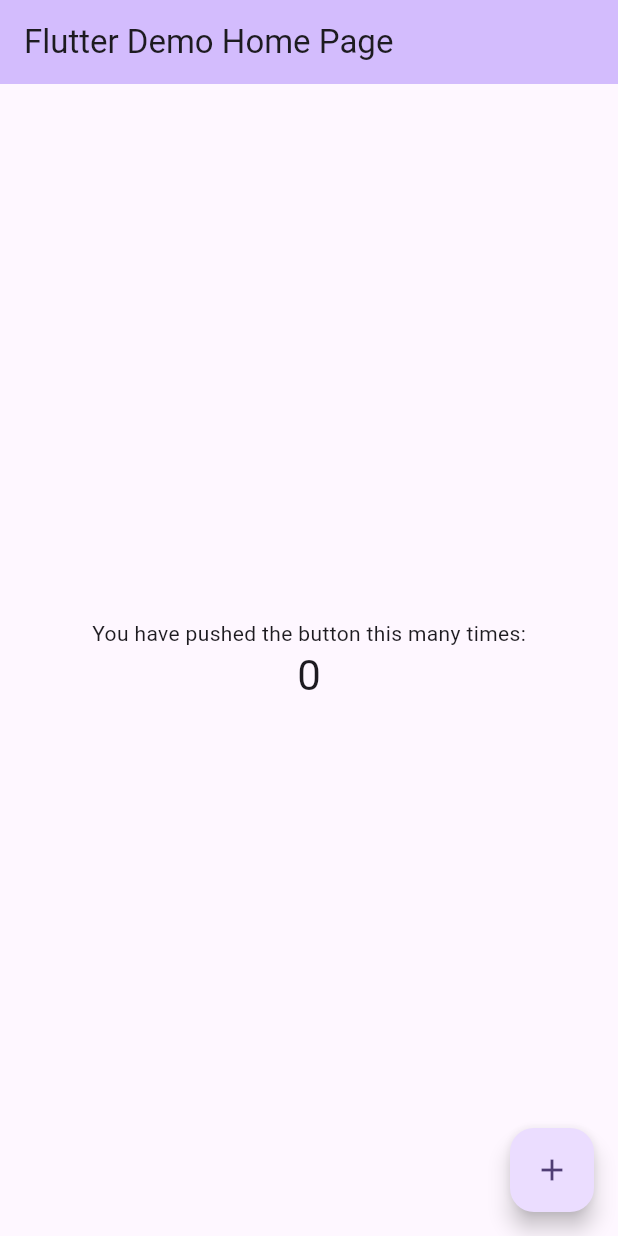
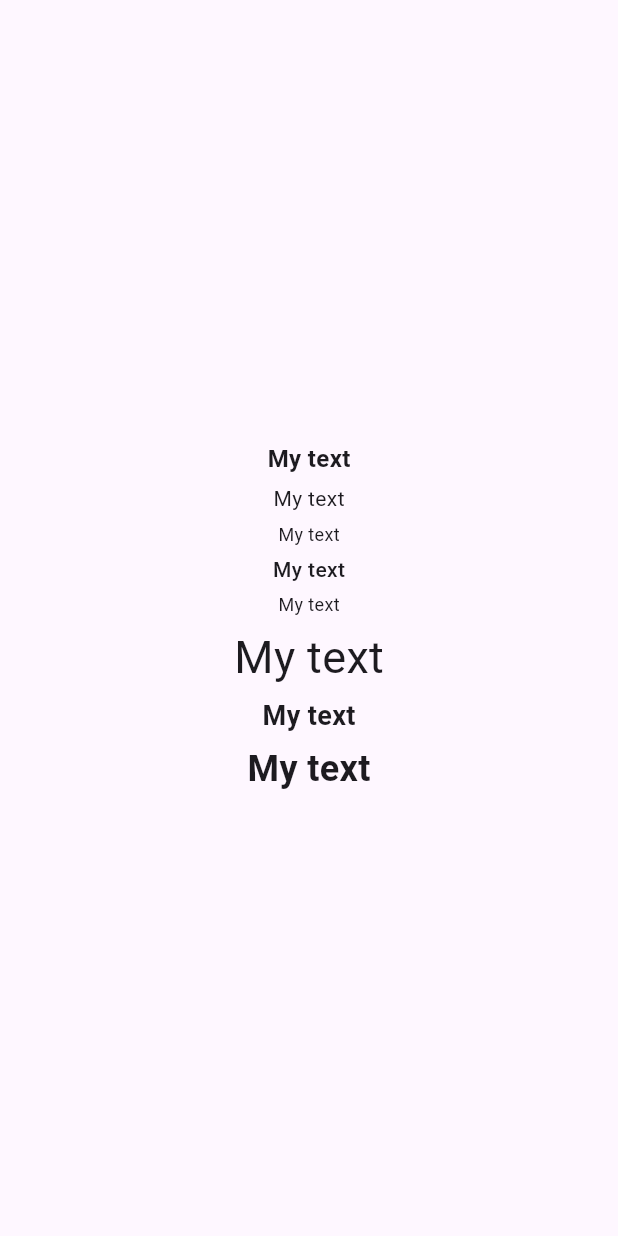
Before and after one commit to patrickmasry195/ibsra_mobile_application, a Flutter app: the screen it shows after launch, on a phone screen of 412 x 824 dp. Run offline on Flutter 3.47's test engine with Material 3 defaults, Android fonts, the phone set to English and light mode, and no system bars; our stand-ins replace google_fonts; Roboto replaces fonts that are missing (Aleo).

```diff
--- /dev/null
+++ b/lib/core/utils/styles.dart
@@ -0,0 +1,50 @@
+import 'package:flutter/material.dart';
+
+abstract class Styles {
+  // Titles / Headers (Login, Register, Section Headers)
+  static const titleStyle24 = TextStyle(
+    fontSize: 24,
+    fontWeight: FontWeight.w700, // Bold
+  );
+
+  static const titleStyle18 = TextStyle(
+    fontSize: 18,
+    fontWeight: FontWeight.w600, // Semi-Bold
+  );
+
+  // Form Labels / Input Placeholder
+  static const labelStyle14 = TextStyle(
+    fontSize: 14,
+    fontWeight: FontWeight.w400, // Regular
+  );
+
+  // Button Text
+  static const buttonStyle16 = TextStyle(
+    fontSize: 16,
+    fontWeight: FontWeight.w600, // Semi-Bold
+  );
+
+  // Link Text (Forgot Password, Already have account)
+  static const linkStyle12 = TextStyle(
+    fontSize: 12,
+    fontWeight: FontWeight.w400, // Regular
+  );
+
+  // Course Title / List Item Titles
+  static const listItemStyle14 = TextStyle(
+    fontSize: 14,
+    fontWeight: FontWeight.w500, // Medium
+  );
+
+  // Course Details (Dates, Minor Text)
+  static const smallTextStyle12 = TextStyle(
+    fontSize: 12,
+    fontWeight: FontWeight.w400, // Regular
+  );
+
+  // Special Title
+  static const specialTitle30 = TextStyle(
+    fontSize: 30,
+    fontWeight: FontWeight.w400,
+  );
+}
--- a/lib/main.dart
+++ b/lib/main.dart
@@ -1,4 +1,6 @@
 import 'package:flutter/material.dart';
+import 'package:google_fonts/google_fonts.dart';
+import 'package:ibsra_mobile_application/try_fonts.dart';
 
 void main() {
   runApp(const MyApp());
@@ -7,116 +9,11 @@ void main() {
 class MyApp extends StatelessWidget {
   const MyApp({super.key});
 
-  // This widget is the root of your application.
   @override
   Widget build(BuildContext context) {
     return MaterialApp(
-      title: 'Flutter Demo',
-      theme: ThemeData(
-        // This is the theme of your application.
-        //
-        // TRY THIS: Try running your application with "flutter run". You'll see
-        // the application has a purple toolbar. Then, without quitting the app,
-        // try changing the seedColor in the colorScheme below to Colors.green
-        // and then invoke "hot reload" (save your changes or press the "hot
-        // reload" button in a Flutter-supported IDE, or press "r" if you used
-        // the command line to start the app).
-        //
-        // Notice that the counter didn't reset back to zero; the application
-        // state is not lost during the reload. To reset the state, use hot
-        // restart instead.
-        //
-        // This works for code too, not just values: Most code changes can be
-        // tested with just a hot reload.
-        colorScheme: ColorScheme.fromSeed(seedColor: Colors.deepPurple),
-      ),
-      home: const MyHomePage(title: 'Flutter Demo Home Page'),
+      home: TryFonts(),
+      theme: ThemeData(textTheme: GoogleFonts.aleoTextTheme()),
     );
   }
 }
-
-class MyHomePage extends StatefulWidget {
-  const MyHomePage({super.key, required this.title});
-
-  // This widget is the home page of your application. It is stateful, meaning
-  // that it has a State object (defined below) that contains fields that affect
-  // how it looks.
-
-  // This class is the configuration for the state. It holds the values (in this
-  // case the title) provided by the parent (in this case the App widget) and
-  // used by the build method of the State. Fields in a Widget subclass are
-  // always marked "final".
-
-  final String title;
-
-  @override
-  State<MyHomePage> createState() => _MyHomePageState();
-}
-
-class _MyHomePageState extends State<MyHomePage> {
-  int _counter = 0;
-
-  void _incrementCounter() {
-    setState(() {
-      // This call to setState tells the Flutter framework that something has
-      // changed in this State, which causes it to rerun the build method below
-      // so that the display can reflect the updated values. If we changed
-      // _counter without calling setState(), then the build method would not be
-      // called again, and so nothing would appear to happen.
-      _counter++;
-    });
-  }
-
-  @override
-  Widget build(BuildContext context) {
-    // This method is rerun every time setState is called, for instance as done
-    // by the _incrementCounter method above.
-    //
-    // The Flutter framework has been optimized to make rerunning build methods
-    // fast, so that you can just rebuild anything that needs updating rather
-    // than having to individually change instances of widgets.
-    return Scaffold(
-      appBar: AppBar(
-        // TRY THIS: Try changing the color here to a specific color (to
-        // Colors.amber, perhaps?) and trigger a hot reload to see the AppBar
-        // change color while the other colors stay the same.
-        backgroundColor: Theme.of(context).colorScheme.inversePrimary,
-        // Here we take the value from the MyHomePage object that was created by
-        // the App.build method, and use it to set our appbar title.
-        title: Text(widget.title),
-      ),
-      body: Center(
-        // Center is a layout widget. It takes a single child and positions it
-        // in the middle of the parent.
-        child: Column(
-          // Column is also a layout widget. It takes a list of children and
-          // arranges them vertically. By default, it sizes itself to fit its
-          // children horizontally, and tries to be as tall as its parent.
-          //
-          // Column has various properties to control how it sizes itself and
-          // how it positions its children. Here we use mainAxisAlignment to
-          // center the children vertically; the main axis here is the vertical
-          // axis because Columns are vertical (the cross axis would be
-          // horizontal).
-          //
-          // TRY THIS: Invoke "debug painting" (choose the "Toggle Debug Paint"
-          // action in the IDE, or press "p" in the console), to see the
-          // wireframe for each widget.
-          mainAxisAlignment: MainAxisAlignment.center,
-          children: <Widget>[
-            const Text('You have pushed the button this many times:'),
-            Text(
-              '$_counter',
-              style: Theme.of(context).textTheme.headlineMedium,
-            ),
-          ],
-        ),
-      ),
-      floatingActionButton: FloatingActionButton(
-        onPressed: _incrementCounter,
-        tooltip: 'Increment',
-        child: const Icon(Icons.add),
-      ), // This trailing comma makes auto-formatting nicer for build methods.
-    );
-  }
-}
--- /dev/null
+++ b/lib/try_fonts.dart
@@ -0,0 +1,34 @@
+import 'package:flutter/material.dart';
+import 'package:ibsra_mobile_application/core/utils/styles.dart';
+
+class TryFonts extends StatelessWidget {
+  const TryFonts({super.key});
+
+  @override
+  Widget build(BuildContext context) {
+    return Scaffold(
+      body: Center(
+        child: Column(
+          mainAxisAlignment: MainAxisAlignment.center,
+          children: [
+            Text("My text", style: Styles.buttonStyle16),
+            SizedBox(height: 5),
+            Text("My text", style: Styles.labelStyle14),
+            SizedBox(height: 5),
+            Text("My text", style: Styles.linkStyle12),
+            SizedBox(height: 5),
+            Text("My text", style: Styles.listItemStyle14),
+            SizedBox(height: 5),
+            Text("My text", style: Styles.smallTextStyle12),
+            SizedBox(height: 5),
+            Text("My text", style: Styles.specialTitle30),
+            SizedBox(height: 5),
+            Text("My text", style: Styles.titleStyle18),
+            SizedBox(height: 5),
+            Text("My text", style: Styles.titleStyle24),
+          ],
+        ),
+      ),
+    );
+  }
+}
```
Also changed, not shown: pubspec.yaml (+4 -11 lines), pubspec.lock, 40 other files.
